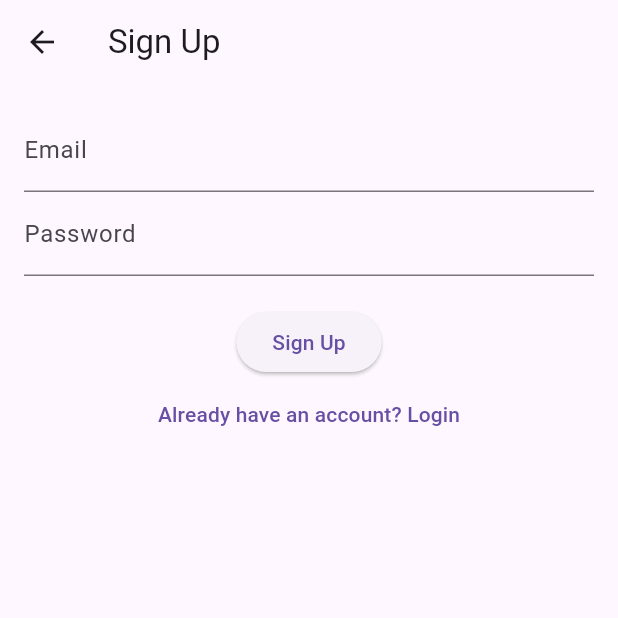
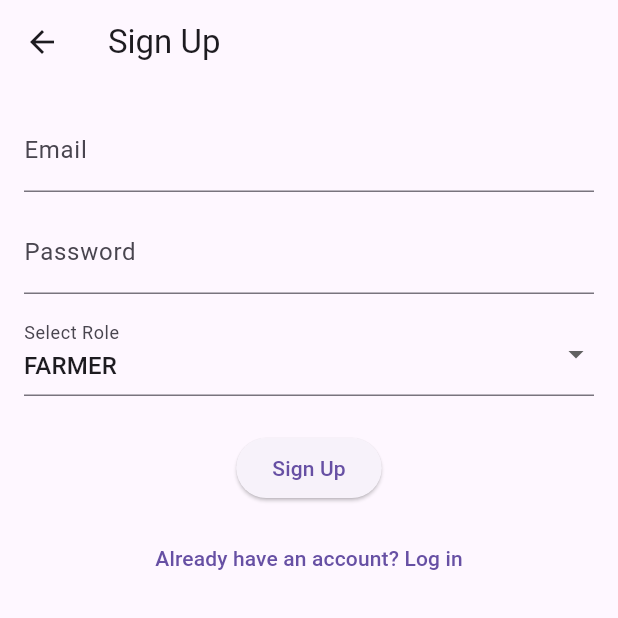
Before and after one commit to Rue-chelle/zim_farm_link, a Flutter app: the SignupScreen screen opened directly, on a phone screen of 412 x 824 dp, the top half of it. Run offline on Flutter 3.47's test engine with Material 3 defaults, Android fonts, the light colour scheme and no system bars; our stand-ins replace google_fonts, image_picker, supabase_flutter; accounts and stored records are empty.

Commit message:
Update signup_screen.dart

```diff
--- a/lib/views/auth/signup_screen.dart
+++ b/lib/views/auth/signup_screen.dart
@@ -1,5 +1,6 @@
 import 'package:flutter/material.dart';
 import 'package:supabase_flutter/supabase_flutter.dart';
+import 'login_screen.dart';
 
 class SignupScreen extends StatefulWidget {
   const SignupScreen({super.key});
@@ -9,62 +10,93 @@ class SignupScreen extends StatefulWidget {
 }
 
 class _SignupScreenState extends State<SignupScreen> {
-  final SupabaseClient supabase = Supabase.instance.client;
-  final emailController = TextEditingController();
-  final passwordController = TextEditingController();
-  String? error;
-  bool isLoading = false;
+  final _emailController = TextEditingController();
+  final _passwordController = TextEditingController();
+  String _selectedRole = 'farmer'; // default role
+  bool _isLoading = false;
 
-  Future<void> signup() async {
-    setState(() {
-      isLoading = true;
-      error = null;
-    });
+  final roles = ['farmer', 'buyer', 'ngo', 'admin'];
 
-    try {
-      final response = await supabase.auth.signUp(
-        email: emailController.text,
-        password: passwordController.text,
+  Future<void> _signup() async {
+    setState(() => _isLoading = true);
+
+    final email = _emailController.text.trim();
+    final password = _passwordController.text.trim();
+
+    final response = await Supabase.instance.client.auth.signUp(
+      email: email,
+      password: password,
+    );
+
+    final user = response.user;
+    if (user != null) {
+      // Add to UserProfiles
+      await Supabase.instance.client.from('UserProfiles').insert({
+        'id': user.id,
+        'email': email,
+        'role': _selectedRole,
+      });
+      // Navigate to login
+      Navigator.pushReplacement(
+        context,
+        MaterialPageRoute(builder: (_) => const LoginScreen()),
       );
+    } else {
+      ScaffoldMessenger.of(context).showSnackBar(
+        const SnackBar(content: Text('Signup failed.')),
+      );
+    }
 
-      if (response.user != null) {
-        Navigator.pushReplacementNamed(context, '/home');
-      }
-    } on AuthException catch (e) {
-      setState(() => error = e.message);
-    } finally {
-      setState(() => isLoading = false);
-    }
+    setState(() => _isLoading = false);
   }
 
   @override
   Widget build(BuildContext context) {
     return Scaffold(
-      appBar: AppBar(title: const Text("Sign Up")),
+      appBar: AppBar(title: const Text('Sign Up')),
       body: Padding(
-        padding: const EdgeInsets.all(16.0),
+        padding: const EdgeInsets.all(16),
         child: Column(
           children: [
-            if (error != null)
-              Text(error!, style: const TextStyle(color: Colors.red)),
             TextField(
-                controller: emailController,
-                decoration: const InputDecoration(labelText: "Email")),
+              controller: _emailController,
+              decoration: const InputDecoration(labelText: 'Email'),
+            ),
+            const SizedBox(height: 12),
             TextField(
-                controller: passwordController,
-                decoration: const InputDecoration(labelText: "Password"),
-                obscureText: true),
-            const SizedBox(height: 20),
+              controller: _passwordController,
+              obscureText: true,
+              decoration: const InputDecoration(labelText: 'Password'),
+            ),
+            const SizedBox(height: 12),
+            DropdownButtonFormField<String>(
+              value: _selectedRole,
+              onChanged: (value) => setState(() => _selectedRole = value!),
+              items: roles.map((role) {
+                return DropdownMenuItem(
+                  value: role,
+                  child: Text(role.toUpperCase()),
+                );
+              }).toList(),
+              decoration: const InputDecoration(labelText: 'Select Role'),
+            ),
+            const SizedBox(height: 24),
             ElevatedButton(
-              onPressed: isLoading ? null : signup,
-              child: isLoading
+              onPressed: _isLoading ? null : _signup,
+              child: _isLoading
                   ? const CircularProgressIndicator()
-                  : const Text("Sign Up"),
+                  : const Text('Sign Up'),
             ),
+            const SizedBox(height: 12),
             TextButton(
-              onPressed: () => Navigator.pushNamed(context, '/login'),
-              child: const Text("Already have an account? Login"),
-            )
+              onPressed: () {
+                Navigator.pushReplacement(
+                  context,
+                  MaterialPageRoute(builder: (_) => const LoginScreen()),
+                );
+              },
+              child: const Text('Already have an account? Log in'),
+            ),
           ],
         ),
       ),
```
